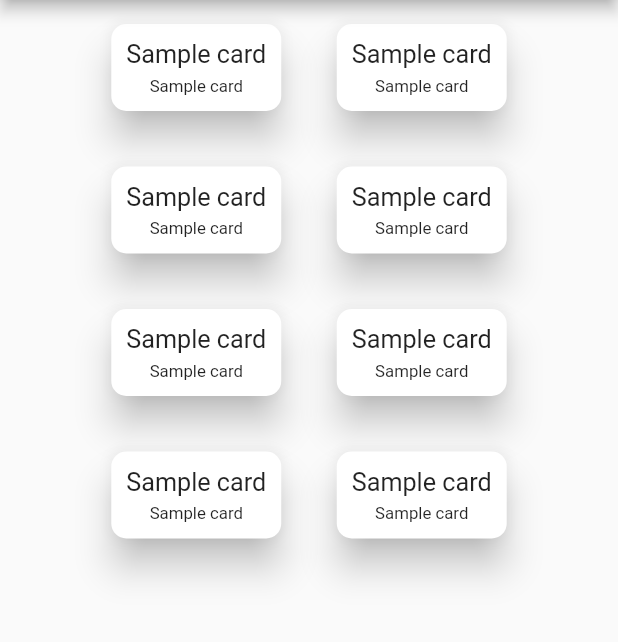
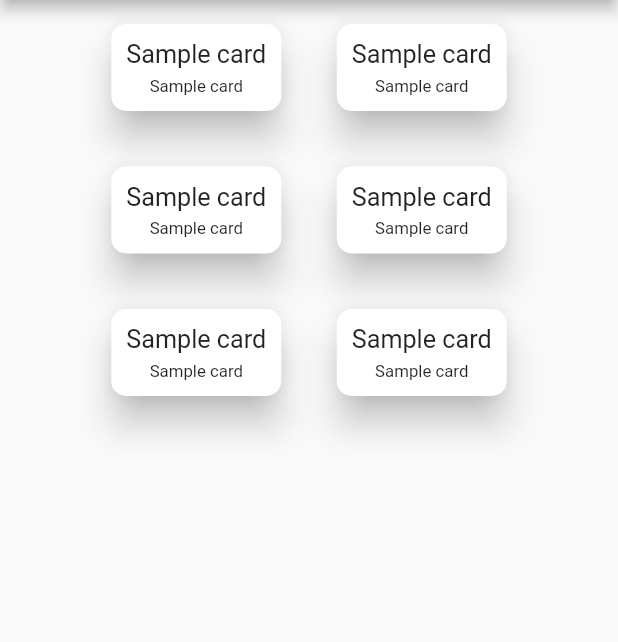
Before and after one commit to nakenapalli/flutter-demo-project, a Flutter app: the screen it shows after launch, on a phone screen of 412 x 824 dp, the part 84-726 px from its top. Run offline on Flutter 3.47's test engine with Material 2 defaults, Android fonts, the phone set to English and light mode, and no system bars; our stand-ins replace google_fonts, rxdart, validators.

Commit message:
used list building function to get rid of duplicate code

```diff
--- a/lib/ui/sample_page.dart
+++ b/lib/ui/sample_page.dart
@@ -46,16 +46,7 @@ class SamplePage extends StatelessWidget {
           runSpacing: 5.0,
           alignment: WrapAlignment.center,
           direction: Axis.horizontal,
-          children: <Widget>[
-            createCard("Sample card"),
-            createCard("Sample card"),
-            createCard("Sample card"),
-            createCard("Sample card"),
-            createCard("Sample card"),
-            createCard("Sample card"),
-            createCard("Sample card"),
-            createCard("Sample card"),
-          ],
+          children: List.generate(6, (index) => createCard("Sample card")),
         ),
       ),
     );
```
